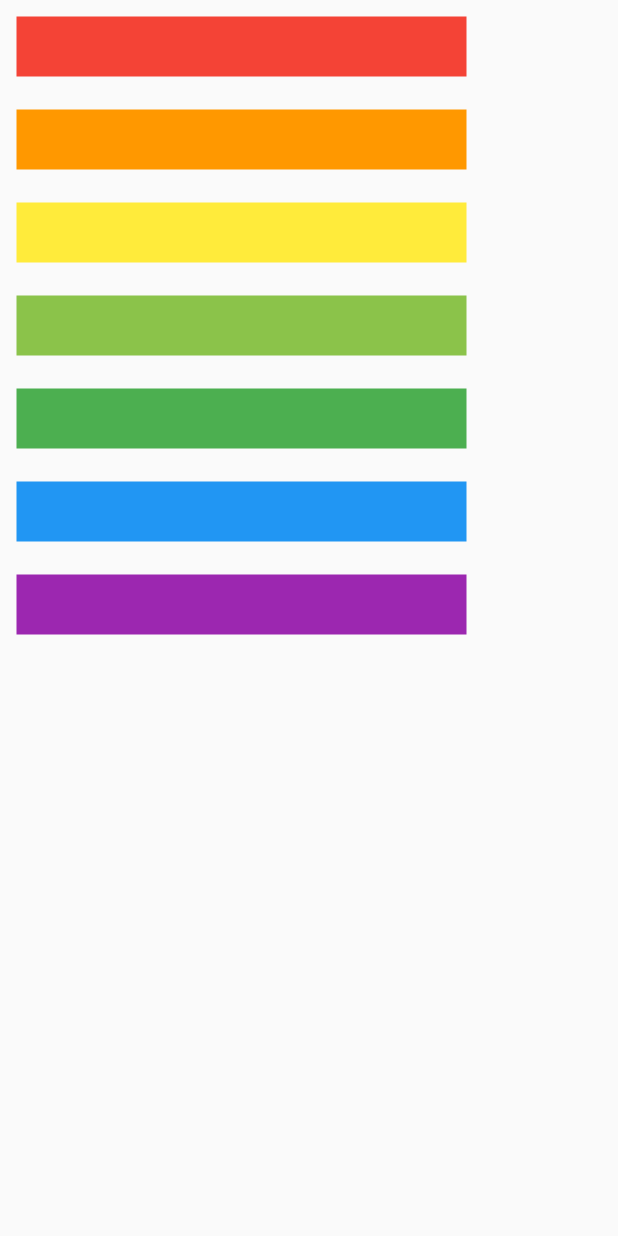
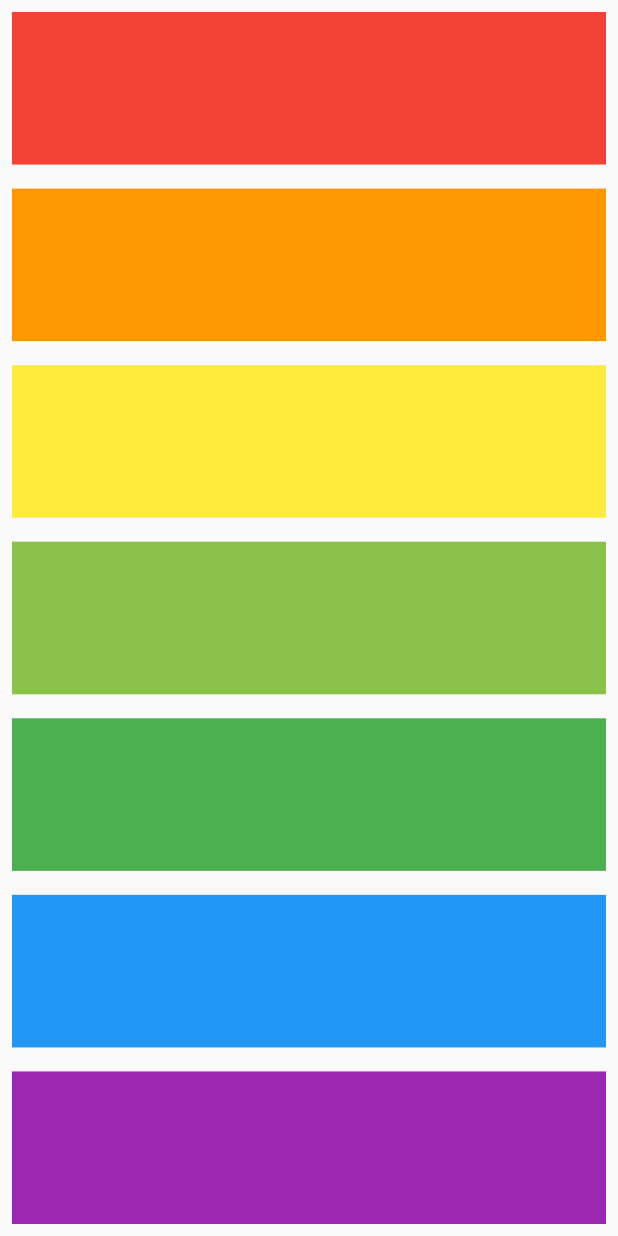
Before and after one commit to kawarimidoll/flutter_course_xylophone, a Flutter app: the screen it shows after launch, on a phone screen of 412 x 824 dp. Run offline on Flutter 3.47's test engine with Material 2 defaults, Android fonts, the phone set to English and light mode, and no system bars; our stand-ins replace audioplayers.

Commit message:
fix appearance

```diff
--- a/lib/main.dart
+++ b/lib/main.dart
@@ -17,6 +17,7 @@ class XylophoneApp extends StatelessWidget {
     ];
 
     return MaterialApp(
+      debugShowCheckedModeBanner: false,
       home: Scaffold(
         body: SafeArea(
           child: Column(
@@ -37,13 +38,10 @@ class XylophoneApp extends StatelessWidget {
   }
 
   Widget noteButton({required int num, required Color color}) {
-    return TextButton(
-      onPressed: () => playSound(num),
-      child: Container(
-        width: 300.0,
-        height: 40.0,
-        margin: EdgeInsets.all(3.0),
-        color: color,
+    return Expanded(
+      child: TextButton(
+        onPressed: () => playSound(num),
+        child: Container(color: color),
       ),
     );
   }
```
